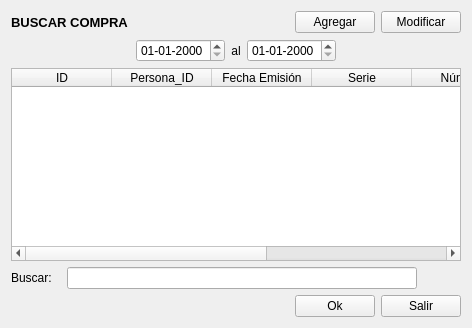
This is Compra/comprabuscar.ui in radtek/manager as Qt 5 draws it before an edit. The edited form follows.
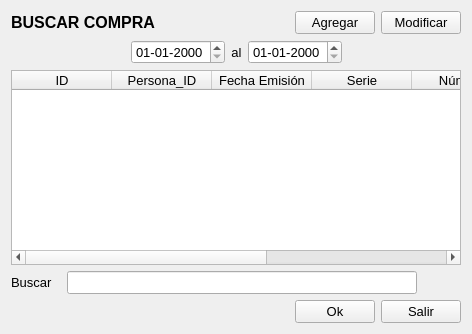
This is the edited form.

```diff
--- a/Compra/comprabuscar.ui
+++ b/Compra/comprabuscar.ui
@@ -7,7 +7,7 @@
     <x>0</x>
     <y>0</y>
     <width>472</width>
-    <height>328</height>
+    <height>334</height>
    </rect>
   </property>
   <property name="windowTitle">
@@ -20,7 +20,7 @@
       <widget class="QLabel" name="label_titulo">
        <property name="font">
         <font>
-         <pointsize>10</pointsize>
+         <pointsize>12</pointsize>
          <weight>75</weight>
          <bold>true</bold>
         </font>
@@ -45,6 +45,11 @@
      </item>
      <item>
       <widget class="QPushButton" name="pushButton_agregar">
+       <property name="font">
+        <font>
+         <pointsize>10</pointsize>
+        </font>
+       </property>
        <property name="text">
         <string>Agregar</string>
        </property>
@@ -52,6 +57,11 @@
      </item>
      <item>
       <widget class="QPushButton" name="pushButton_modificar">
+       <property name="font">
+        <font>
+         <pointsize>10</pointsize>
+        </font>
+       </property>
        <property name="text">
         <string>Modificar</string>
        </property>
@@ -76,6 +86,11 @@
      </item>
      <item>
       <widget class="QDateEdit" name="dateEdit_inicio">
+       <property name="font">
+        <font>
+         <pointsize>10</pointsize>
+        </font>
+       </property>
        <property name="displayFormat">
         <string>dd-MM-yyyy</string>
        </property>
@@ -83,6 +98,11 @@
      </item>
      <item>
       <widget class="QLabel" name="label">
+       <property name="font">
+        <font>
+         <pointsize>10</pointsize>
+        </font>
+       </property>
        <property name="text">
         <string>al</string>
        </property>
@@ -93,6 +113,11 @@
      </item>
      <item>
       <widget class="QDateEdit" name="dateEdit_fin">
+       <property name="font">
+        <font>
+         <pointsize>10</pointsize>
+        </font>
+       </property>
        <property name="displayFormat">
         <string>dd-MM-yyyy</string>
        </property>
@@ -121,6 +146,11 @@
        <height>0</height>
       </size>
      </property>
+     <property name="font">
+      <font>
+       <pointsize>10</pointsize>
+      </font>
+     </property>
      <column>
       <property name="text">
        <string>ID</string>
@@ -174,8 +204,13 @@
          <height>16777215</height>
         </size>
        </property>
+       <property name="font">
+        <font>
+         <pointsize>10</pointsize>
+        </font>
+       </property>
        <property name="text">
-        <string>Buscar:</string>
+        <string>Buscar</string>
        </property>
       </widget>
      </item>
@@ -187,6 +222,11 @@
          <height>0</height>
         </size>
        </property>
+       <property name="font">
+        <font>
+         <pointsize>10</pointsize>
+        </font>
+       </property>
       </widget>
      </item>
      <item>
@@ -221,6 +261,11 @@
      </item>
      <item>
       <widget class="QPushButton" name="pushButton_ok">
+       <property name="font">
+        <font>
+         <pointsize>10</pointsize>
+        </font>
+       </property>
        <property name="text">
         <string>Ok</string>
        </property>
@@ -228,6 +273,11 @@
      </item>
      <item>
       <widget class="QPushButton" name="pushButton_salir">
+       <property name="font">
+        <font>
+         <pointsize>10</pointsize>
+        </font>
+       </property>
        <property name="text">
         <string>Salir</string>
        </property>
```
